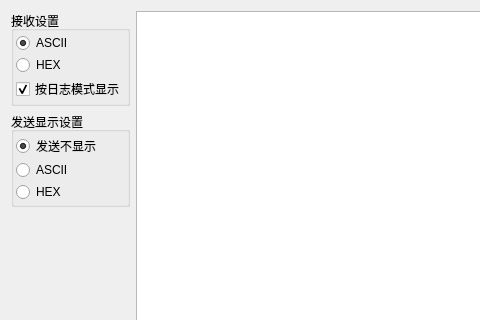
Qt form FormDataLog.ui (Sadaharuuu/PinHZ) before a commit; both pictures show x 0 to 480 and y 0 to 320 of the 600 by 600 pixel window.
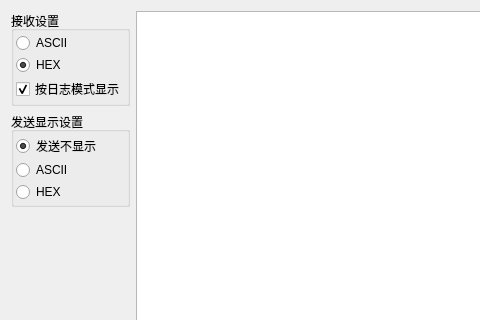
The same form after that commit. Icons and pictures are not drawn.

What changed in the file:
```diff
--- a/FormDataLog.ui
+++ b/FormDataLog.ui
@@ -58,7 +58,7 @@
              <string>ASCII</string>
             </property>
             <property name="checked">
-             <bool>true</bool>
+             <bool>false</bool>
             </property>
            </widget>
           </item>
@@ -67,6 +67,9 @@
             <property name="text">
              <string>HEX</string>
             </property>
+            <property name="checked">
+             <bool>true</bool>
+            </property>
            </widget>
           </item>
          </layout>
```
Left out of the diff: 2 changed lines with no effect on the pictures.
